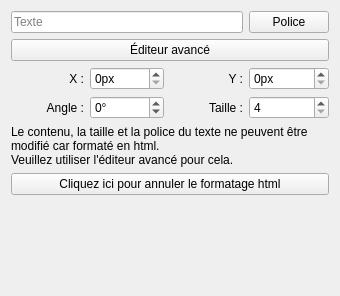
qelectrotech/qelectrotech-source-mirror, file sources/ui/inditextpropertieswidget.ui: the form before one commit.
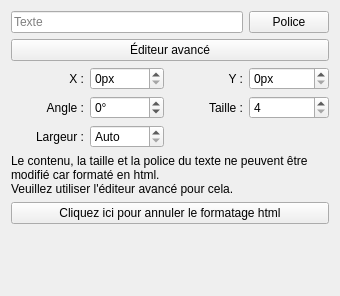
The form after the commit.

Commit message:
Set the width of free texts in their properties
A "Width" spin box in the properties of a free text sets the width it
wraps to (previous commit). "Auto" (-1) is the automatic width. It also
works with several selected texts, like the size and the angle; texts
with different widths show "Auto" and are left alone unless the box is
changed.

The edit to the form file:
```diff
--- a/sources/ui/inditextpropertieswidget.ui
+++ b/sources/ui/inditextpropertieswidget.ui
@@ -64,7 +64,7 @@
      </property>
     </widget>
    </item>
-   <item row="6" column="0">
+   <item row="7" column="0">
     <spacer name="verticalSpacer">
      <property name="orientation">
       <enum>Qt::Vertical</enum>
@@ -126,7 +126,39 @@
      </property>
     </widget>
    </item>
-   <item row="4" column="0" colspan="4">
+   <item row="4" column="0">
+    <widget class="QLabel" name="label_5">
+     <property name="text">
+      <string>Largeur :</string>
+     </property>
+     <property name="alignment">
+      <set>Qt::AlignRight|Qt::AlignTrailing|Qt::AlignVCenter</set>
+     </property>
+    </widget>
+   </item>
+   <item row="4" column="1">
+    <widget class="QSpinBox" name="m_width_sb">
+     <property name="toolTip">
+      <string>Largeur du texte, le texte passe à la ligne. Auto : pas de retour à la ligne automatique</string>
+     </property>
+     <property name="specialValueText">
+      <string>Auto</string>
+     </property>
+     <property name="suffix">
+      <string>px</string>
+     </property>
+     <property name="minimum">
+      <number>-1</number>
+     </property>
+     <property name="maximum">
+      <number>10000</number>
+     </property>
+     <property name="value">
+      <number>-1</number>
+     </property>
+    </widget>
+   </item>
+   <item row="5" column="0" colspan="4">
     <widget class="QLabel" name="m_label">
      <property name="text">
       <string>Le contenu, la taille et la police du texte ne peuvent être modifié car formaté en html.
@@ -140,7 +172,7 @@
      </property>
     </widget>
    </item>
-   <item row="5" column="0" colspan="4">
+   <item row="6" column="0" colspan="4">
     <widget class="QPushButton" name="m_break_html_pb">
      <property name="text">
       <string>Cliquez ici pour annuler le formatage html</string>
```
Left out of the diff: 1 changed line with no effect on the pictures. The commit also changes 1 other file.
